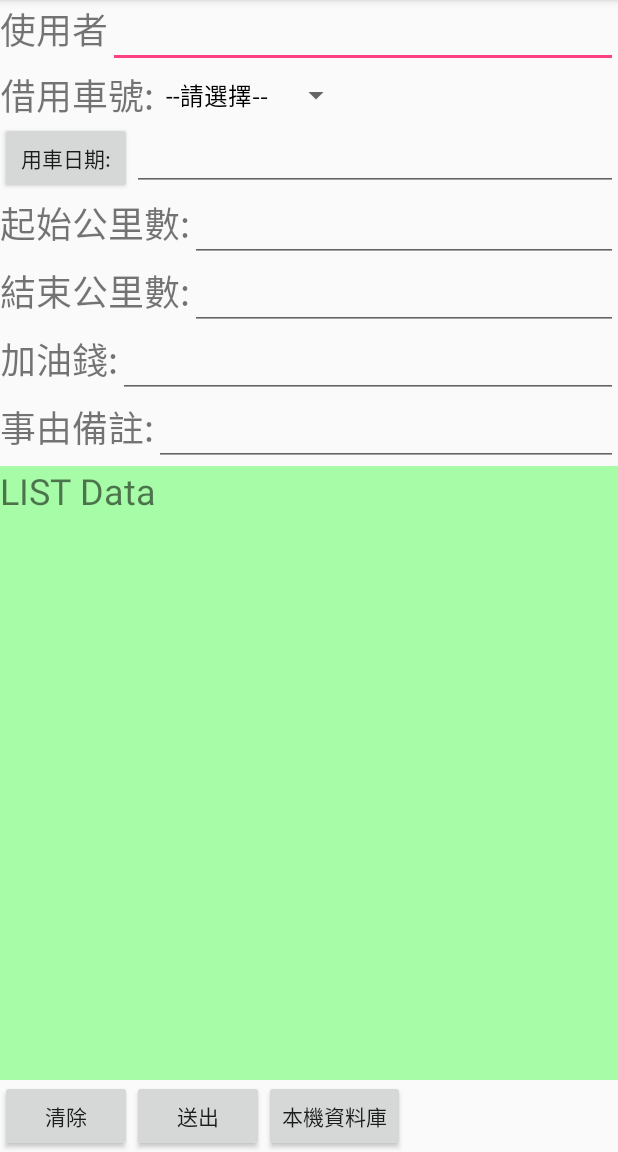
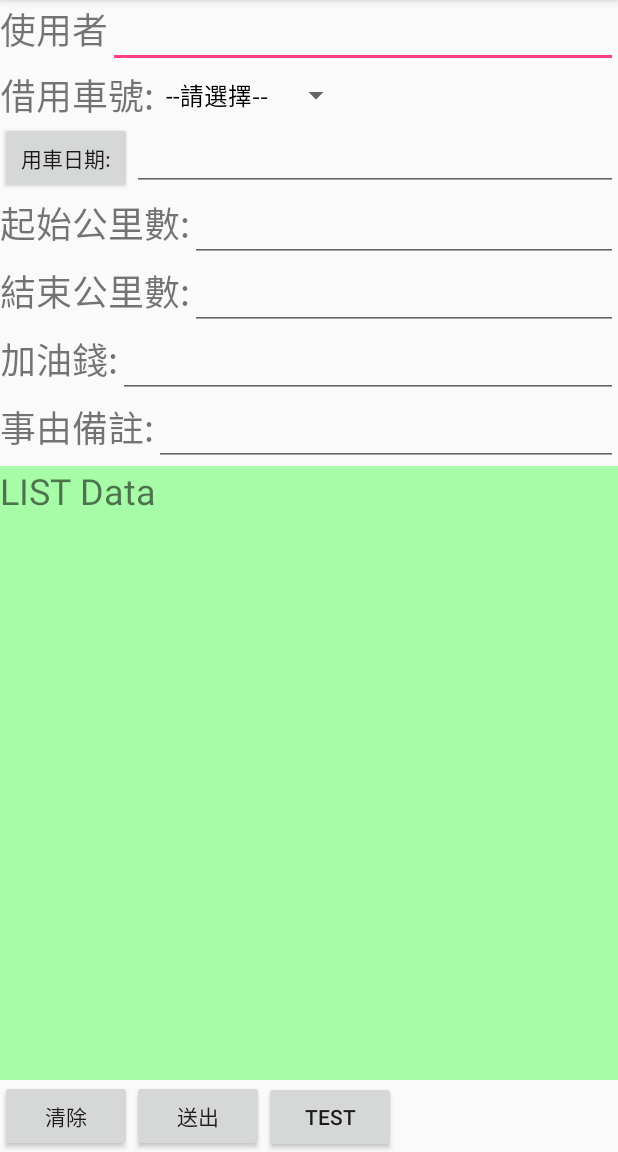
Before and after one commit to yadoch/CarManager404, an Android app: the screen it shows after launch (MainActivity), on a phone screen of 412 x 824 dp, the part 84-1236 px from its top. Run offline under Robolectric (Android 15) with nearby library versions, the phone set to English and light mode, and no system bars.

```diff
--- a/app/src/main/res/layout/activity_main.xml
+++ b/app/src/main/res/layout/activity_main.xml
@@ -186,11 +186,11 @@
             android:onClick="btnOk"
             />
         <Button
-            android:id="@+id/btnsqlite"
+            android:id="@+id/btntest"
             android:layout_width="wrap_content"
             android:layout_height="wrap_content"
-            android:text="本機資料庫"
-            android:onClick="btnSQLite"
+            android:text="Test"
+            android:onClick="btnTest"
             />
     </LinearLayout>
 
```
Also changed, not shown: app/src/main/java/tw/com/abc/carmanager404/MainActivity.java (+47 -11 lines).
